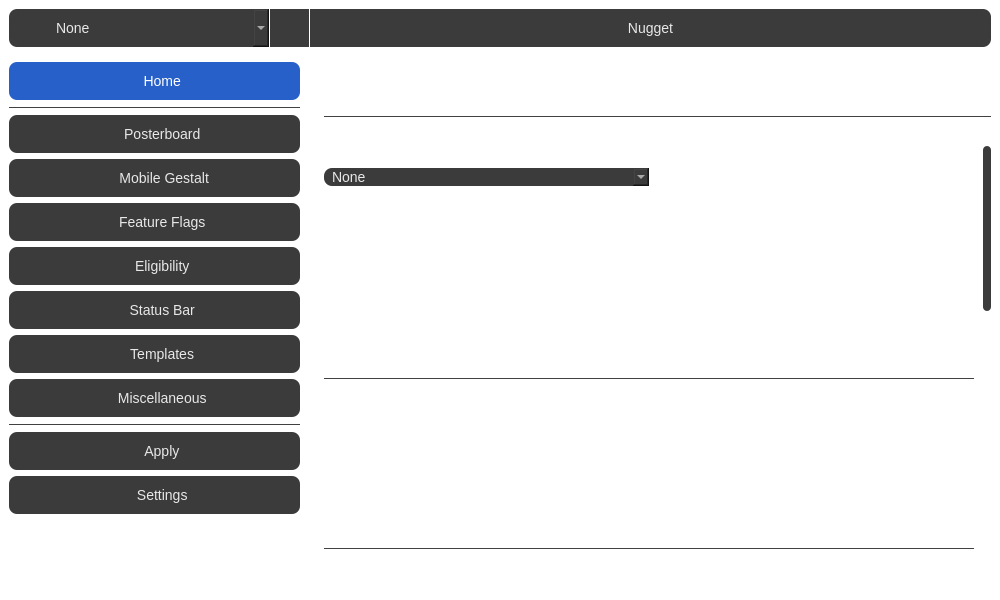
Above: qt/mainwindow.ui from leminlimez/Nugget before the change. Below: the same form after it.
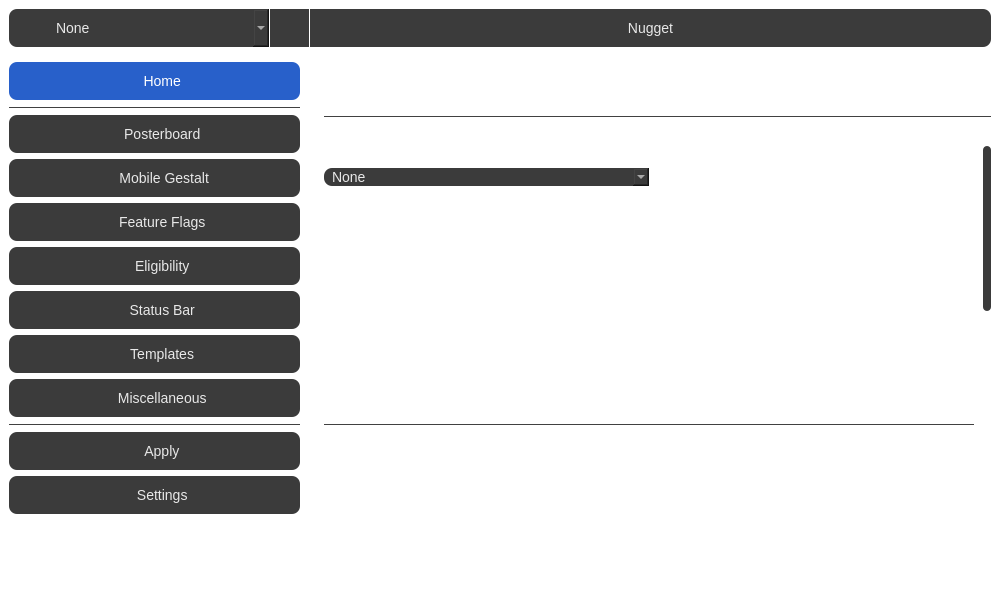
That is the form after the change. The open tabs and pages were chosen to show the change. Icons and pictures are not drawn.

Commit message: enable/disable liquid glass low perf mode

Patch:
```diff
--- a/qt/mainwindow.ui
+++ b/qt/mainwindow.ui
@@ -2070,6 +2070,20 @@
                        </property>
                       </widget>
                      </item>
+                     <item>
+                      <widget class="QCheckBox" name="enableLGLPMChk">
+                       <property name="text">
+                        <string>Enable Liquid Glass Low Performance Mode</string>
+                       </property>
+                      </widget>
+                     </item>
+                     <item>
+                      <widget class="QCheckBox" name="disableLGLPMChk">
+                       <property name="text">
+                        <string>Disable Liquid Glass Low Performance Mode</string>
+                       </property>
+                      </widget>
+                     </item>
                      <item>
                       <widget class="Line" name="line_7">
                        <property name="styleSheet">
```
The commit also changes 6 other files.
